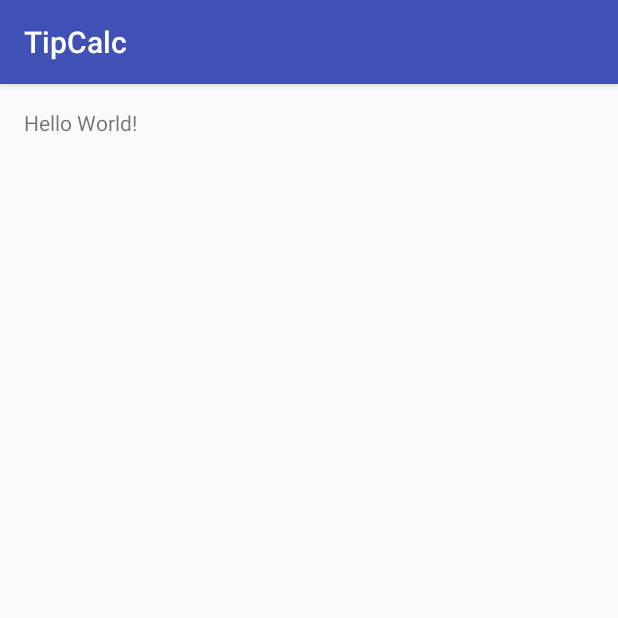
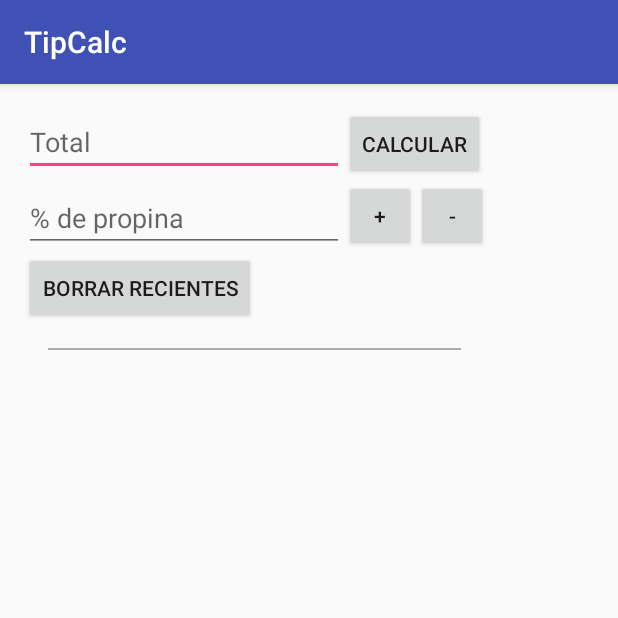
Before and after one commit to jjcarles/TipCalc, an Android app: the screen it shows after launch (MainActivity), on a phone screen of 412 x 824 dp, the top half of it. Run offline under Robolectric (Android 15) with nearby library versions, the phone set to English and light mode, and no system bars.

Commit message:
Afegida la GUI.

```diff
--- a/app/src/main/res/layout/activity_main.xml
+++ b/app/src/main/res/layout/activity_main.xml
@@ -9,8 +9,10 @@
     android:paddingTop="@dimen/activity_vertical_margin"
     tools:context="edu.galileo.android.tipcalc.MainActivity">
 
-    <TextView
-        android:layout_width="wrap_content"
+    <include
+        android:layout_width="match_parent"
         android:layout_height="wrap_content"
-        android:text="Hello World!" />
+        android:id="@+id/tipContent"
+        layout="@layout/content_tip" />
+
 </RelativeLayout>
--- /dev/null
+++ b/app/src/main/res/layout/content_tip.xml
@@ -0,0 +1,89 @@
+<?xml version="1.0" encoding="utf-8"?>
+<RelativeLayout xmlns:android="http://schemas.android.com/apk/res/android"
+    android:layout_width="match_parent" android:layout_height="match_parent">
+
+    <EditText
+        android:layout_width="wrap_content"
+        android:layout_height="wrap_content"
+        android:inputType="numberDecimal"
+        android:hint="@string/main.hint.bill"
+        android:ems="10"
+        android:id="@+id/inputBill"
+        android:layout_alignParentTop="true"
+        android:layout_alignParentLeft="true"
+        android:layout_alignParentStart="true" />
+
+    <Button
+        android:layout_width="wrap_content"
+        android:layout_height="wrap_content"
+        android:text="@string/main.button.submit"
+        android:id="@+id/btnSubmit"
+        android:layout_alignParentTop="true"
+        android:layout_toRightOf="@id/inputBill"
+        android:layout_toEndOf="@id/inputBill"/>
+
+    <EditText
+        android:layout_width="wrap_content"
+        android:layout_height="wrap_content"
+        android:inputType="numberSigned"
+        android:hint="@string/main.hint.percentage"
+        android:ems="10"
+        android:id="@+id/inputPercentage"
+        android:layout_alignBottom="@+id/btnIncrease"
+        android:layout_toStartOf="@+id/btnIncrease"
+        android:layout_toLeftOf="@+id/btnIncrease" />
+
+    <Button
+        style="?android:attr/buttonStyleSmall"
+        android:layout_width="wrap_content"
+        android:layout_height="wrap_content"
+        android:text="@string/main.button.increase"
+        android:id="@+id/btnIncrease"
+        android:layout_below="@+id/btnSubmit"
+        android:layout_alignLeft="@+id/btnSubmit"
+        android:layout_alignStart="@+id/btnSubmit" />
+
+    <Button
+        style="?android:attr/buttonStyleSmall"
+        android:layout_width="wrap_content"
+        android:layout_height="wrap_content"
+        android:text="@string/main.button.decrease"
+        android:id="@+id/btnDecrease"
+        android:layout_alignTop="@+id/btnIncrease"
+        android:layout_toRightOf="@+id/btnIncrease"
+        android:layout_toEndOf="@+id/btnIncrease" />
+
+    <Button
+        style="?android:attr/buttonStyleSmall"
+        android:layout_width="wrap_content"
+        android:layout_height="wrap_content"
+        android:text="@string/main.button.clear"
+        android:id="@+id/btnClear"
+        android:layout_below="@+id/inputPercentage"
+        android:layout_alignParentLeft="true"
+        android:layout_alignParentStart="true" />
+
+    <View
+        android:layout_width="wrap_content"
+        android:layout_height="1dp"
+        android:layout_margin="@dimen/activity_horizontal_margin"
+        android:background="@android:color/darker_gray"
+        android:id="@+id/separator"
+        android:layout_below="@id/btnClear"
+        android:layout_alignStart="@id/btnClear"
+        android:layout_alignEnd="@id/btnSubmit"
+        android:layout_alignLeft="@id/btnClear"
+        android:layout_alignRight="@id/btnSubmit" />
+
+    <TextView
+        android:layout_width="wrap_content"
+        android:layout_height="wrap_content"
+        android:layout_marginBottom="@dimen/activity_horizontal_margin"
+        android:textAppearance="?android:attr/textAppearanceLarge"
+        android:id="@+id/txtTip"
+        android:layout_below="@id/separator"
+        android:visibility="gone"
+        android:layout_alignParentLeft="true"
+        android:layout_alignParentStart="true" />
+
+</RelativeLayout>
--- a/app/src/main/res/values/strings.xml
+++ b/app/src/main/res/values/strings.xml
@@ -1,3 +1,21 @@
 <resources>
     <string name="app_name">TipCalc</string>
+    <string name="main.button.submit">Calcular</string>
+    <string name="main.hint.bill">Total</string>
+    <string name="main.hint.percentage">% de propina</string>
+    <string name="main.button.increase">+</string>
+    <string name="main.button.decrease">-</string>
+    <string name="main.button.clear">Borrar recientes</string>
+    <string name="main.notice.clear">Elementos recientes ha quedado vacío</string>
+    <string name="main.menu.action.about">Acerca de</string>
+
+    <string name="global.message.tip">Propina %,.1f</string>
+
+
+
+
+
+
+
+
 </resources>
```
